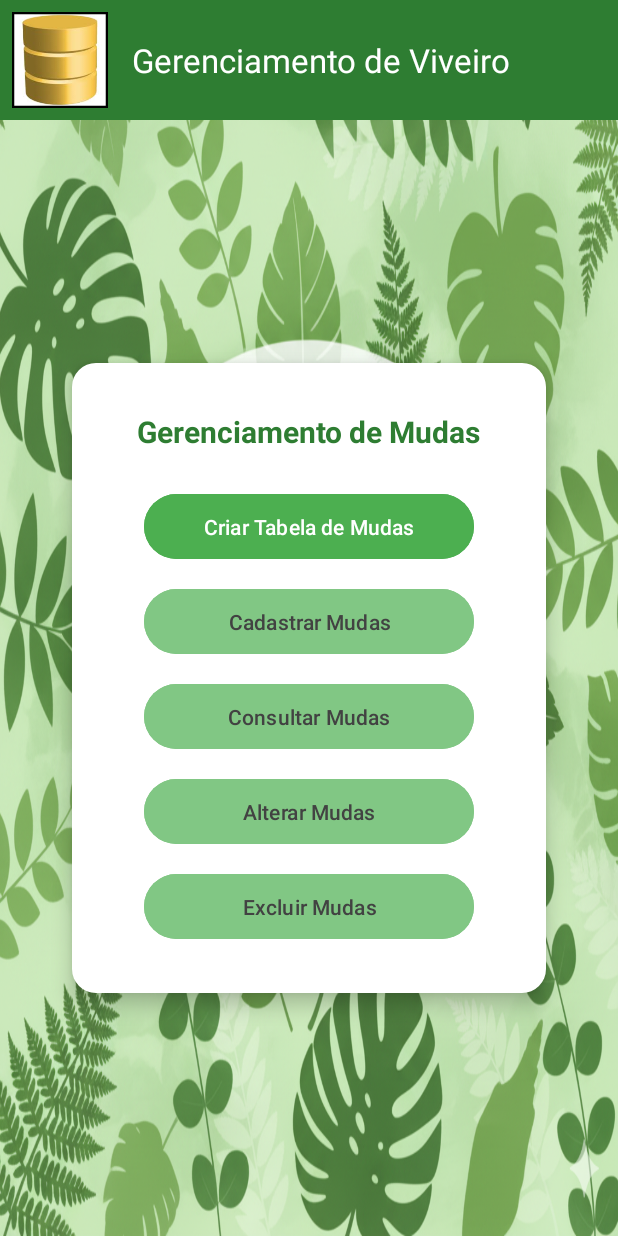
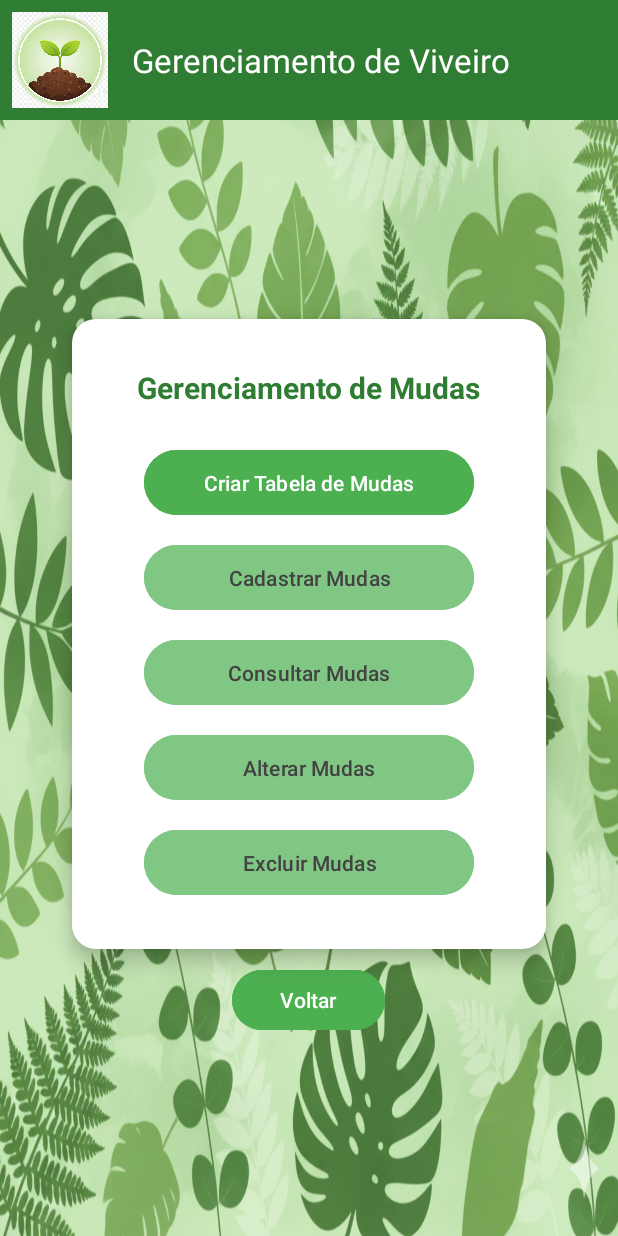
Before and after one commit to Bryanjvo/6SEM-DMOB, an Android app: the MainActivity screen opened directly, with no data from a screen before it, on a phone screen of 412 x 824 dp. Run offline under Robolectric (Android 15) with nearby library versions, the phone set to English and light mode, and no system bars.

Commit message:
terminando icones e botoes de voltar

```diff
--- a/BryanProjetoDMOB/app/src/main/java/com/example/bryanprojetodmob/MainActivity.java
+++ b/BryanProjetoDMOB/app/src/main/java/com/example/bryanprojetodmob/MainActivity.java
@@ -22,7 +22,7 @@ public class MainActivity extends AppCompatActivity {
 
     Button btalterardados;
 
-    Button btexcluirdados;
+    Button btexcluirdados, btvoltar;
 
     @Override
     protected void onCreate(Bundle savedInstanceState) {
@@ -33,6 +33,18 @@ public class MainActivity extends AppCompatActivity {
         btcadastrardados = findViewById(R.id.btcadastrardados);
 
         btexcluirdados = findViewById(R.id.btexcluirdados);
+        btvoltar = (Button)findViewById(R.id.btvoltar);
+
+        btvoltar.setOnClickListener(new View.OnClickListener() {
+            @Override
+            public void onClick(View v) {
+                // Cria uma Intent para a MainActivity
+                Intent intent = new Intent(MainActivity.this, InicioActivity.class);
+                startActivity(intent);
+                // Finaliza a Activity atual
+                finish();
+            }
+        });
 
         btexcluirdados.setOnClickListener(new View.OnClickListener() {
 
--- a/BryanProjetoDMOB/app/src/main/res/layout/activity_main.xml
+++ b/BryanProjetoDMOB/app/src/main/res/layout/activity_main.xml
@@ -121,5 +121,17 @@
 
             </LinearLayout>
         </LinearLayout>
+
+        <Button
+            android:id="@+id/btvoltar"
+            android:layout_width="wrap_content"
+            android:layout_height="wrap_content"
+            android:layout_marginTop="10dp"
+            android:backgroundTint="@color/primaryColor"
+            android:paddingStart="32dp"
+            android:paddingEnd="32dp"
+            android:text="@string/voltar"
+            android:textColor="@color/branco_puro" />
+
     </LinearLayout>
 </LinearLayout>
--- a/BryanProjetoDMOB/app/src/main/res/values/colors.xml
+++ b/BryanProjetoDMOB/app/src/main/res/values/colors.xml
@@ -8,4 +8,5 @@
     <color name="primaryDarkColor">@color/verde_escuro_natureza</color>
     <color name="textColorPrimary">@color/branco_puro</color>
     <color name="textColorSecondary">@color/cinza_texto_escuro</color>
+    <color name="cinza_texto_claro">#9E9E9E</color>
 </resources>
```
Also changed, not shown: BryanProjetoDMOB/app/src/main/res/layout/activity_cadastro.xml (+34 -8 lines), BryanProjetoDMOB/app/src/main/res/layout/activity_login.xml (+33 -9 lines), BryanProjetoDMOB/app/src/main/res/drawable/icone_alterar_dados.png, BryanProjetoDMOB/app/src/main/res/drawable/icone_bd.png, BryanProjetoDMOB/app/src/main/res/drawable/icone_cadastro.png, BryanProjetoDMOB/app/src/main/res/drawable/icone_consulta.png, BryanProjetoDMOB/app/src/main/res/drawable/icone_excluir_dados.png.
